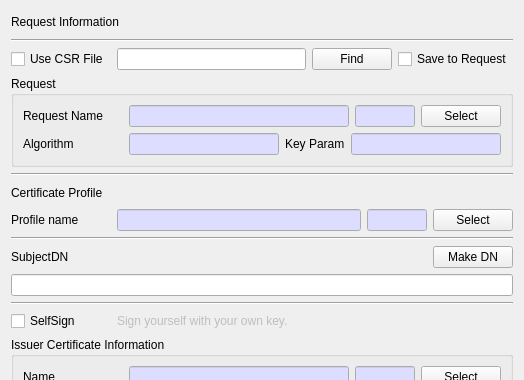
First picture: the form in CertMan/make_cert_dlg.ui, repository jykim74/CertMan, before the edit; both pictures show x 0 to 524 and y 0 to 380 of the 524 by 601 pixel window.
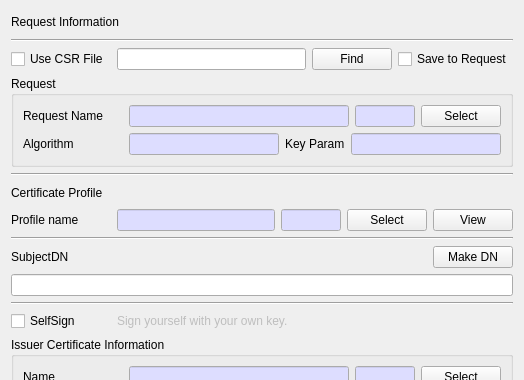
Second picture: the form after the edit.

The edit to the form file:
```diff
--- a/CertMan/make_cert_dlg.ui
+++ b/CertMan/make_cert_dlg.ui
@@ -441,8 +441,12 @@
          <disabled/>
         </palette>
        </property>
-       <property name="readOnly">
-        <bool>true</bool>
+      </widget>
+     </item>
+     <item row="0" column="4">
+      <widget class="QPushButton" name="mViewProfileBtn">
+       <property name="text">
+        <string>View</string>
        </property>
       </widget>
      </item>
```
Left out of the diff: 75 changed lines with no effect on the pictures.
